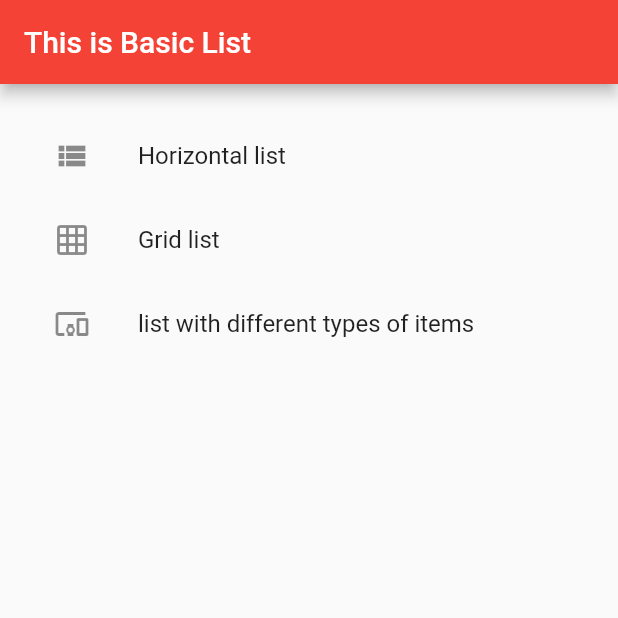
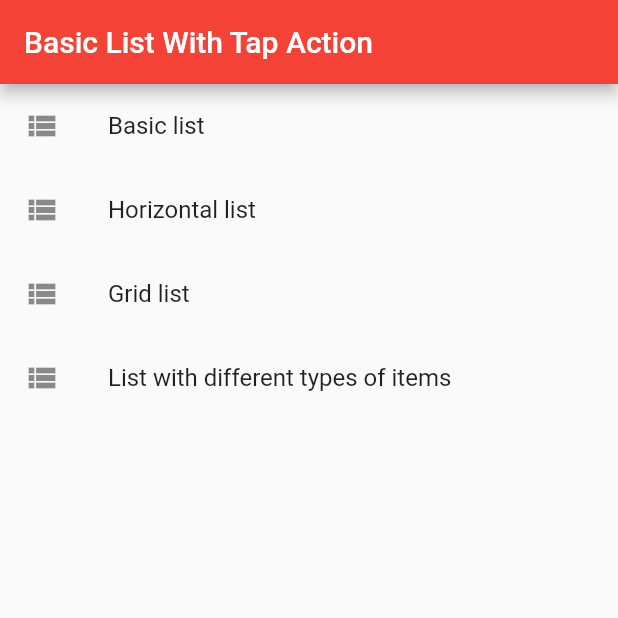
Before and after one commit to krishnads/FlutterListDemo, a Flutter app: the screen it shows after launch, on a phone screen of 412 x 824 dp, the top half of it. Run offline on Flutter 3.47's test engine with Material 2 defaults, Android fonts, the phone set to English and light mode, and no system bars.

Commit message:
Added Different lists

```diff
--- /dev/null
+++ b/list_demo/lib/BasicList.dart
@@ -0,0 +1,30 @@
+import 'package:flutter/material.dart';
+
+class BasicList extends StatelessWidget {
+
+  @override
+  Widget build(BuildContext context) {
+    return new Scaffold(
+      appBar: new AppBar(
+        title: new Text('Basic List'),
+      ),
+      body: ListView(
+        padding: EdgeInsets.all(20),
+        children: <Widget>[
+          ListTile(
+            leading: Icon(Icons.view_list),
+            title: Text('1 list'),
+          ),
+          ListTile(
+            leading: Icon(Icons.grid_on),
+            title: Text('2 list'),
+          ),
+          ListTile(
+            leading: Icon(Icons.devices_other),
+            title: Text('3 List'),
+          ),
+        ],
+      ),
+    );
+  }
+}
--- a/list_demo/lib/Home.dart
+++ b/list_demo/lib/Home.dart
@@ -1,37 +1,53 @@
 import 'package:flutter/material.dart';
 
-class Home extends StatelessWidget {
 
-  final List listTypes;
+class Home extends StatefulWidget {
 
+  @override
+  State<StatefulWidget> createState() => new HomeState();
+
+}
+
+class HomeState extends State<Home> {
+
+  final List<String> listTypes = ['Basic list', 'Horizontal list', 'Grid list', 'List with different types of items'];
 
   @override
   Widget build(BuildContext context) {
     return new Scaffold(
       appBar: new AppBar(
-        title: new Text('This is Basic List'),
+        title: new Text('Basic List With Tap Action'),
       ),
-      body: ListView(
-        padding: EdgeInsets.all(20),
-        children: <Widget>[
-          ListTile(
-            leading: Icon(Icons.view_list),
-            title: Text('Horizontal list'),
-          ),
-          ListTile(
-            leading: Icon(Icons.grid_on),
-            title: Text('Grid list'),
-          ),
-          ListTile(
-            leading: Icon(Icons.devices_other),
-            title: Text('list with different types of items'),
-          ),
-        ],
+      body: ListView.builder(
+        itemCount: listTypes.length,
+        itemBuilder: (context, index) {
+          return ListTile(
+             leading: Icon(Icons.view_list),
+             title: Text(listTypes[index]),
+             onTap: () {
+               navigateTo(index);
+             },
+          );
+        },
       ),
     );
   }
+
+  void navigateTo(index) {
+    switch (index) {
+      case 0:
+        Navigator.pushNamed(context, '/basic_list');
+        break;
+      case 1:
+        Navigator.pushNamed(context, '/horizontal_list');
+        break;
+      case 2:
+        Navigator.pushNamed(context, '/grid_list');
+        break;
+      case 3:
+        Navigator.pushNamed(context, '/other_list');
+        break;
+      default:
+    }
+  }
 }
-
-// Create a horizontal list
-// Creating a Grid List
-// Creating lists with different types of items
--- a/list_demo/lib/main.dart
+++ b/list_demo/lib/main.dart
@@ -1,5 +1,10 @@
 import 'package:flutter/material.dart';
 import 'Home.dart';
+import 'BasicList.dart';
+import 'GridList.dart';
+import 'HorizontalList.dart';
+import 'OtherLists.dart';
+
 
 void main() => runApp(MyApp());
 
@@ -14,6 +19,10 @@ class MyApp extends StatelessWidget {
       initialRoute: '/',
       routes: {
         '/': (context) => Home(),
+        '/basic_list': (context) => BasicList(),
+        '/horizontal_list': (context) => HorizontalList(),
+        '/grid_list': (context) => GridList(),
+        '/other_list': (context) => OtherLists(),
       },
 
     );
```
Also changed, not shown: list_demo/lib/GridList.dart (added, +28 -0 lines), list_demo/lib/HorizontalList.dart (added, +63 -0 lines), list_demo/lib/OtherLists.dart (added, +62 -0 lines), list_demo/pubspec.lock.
